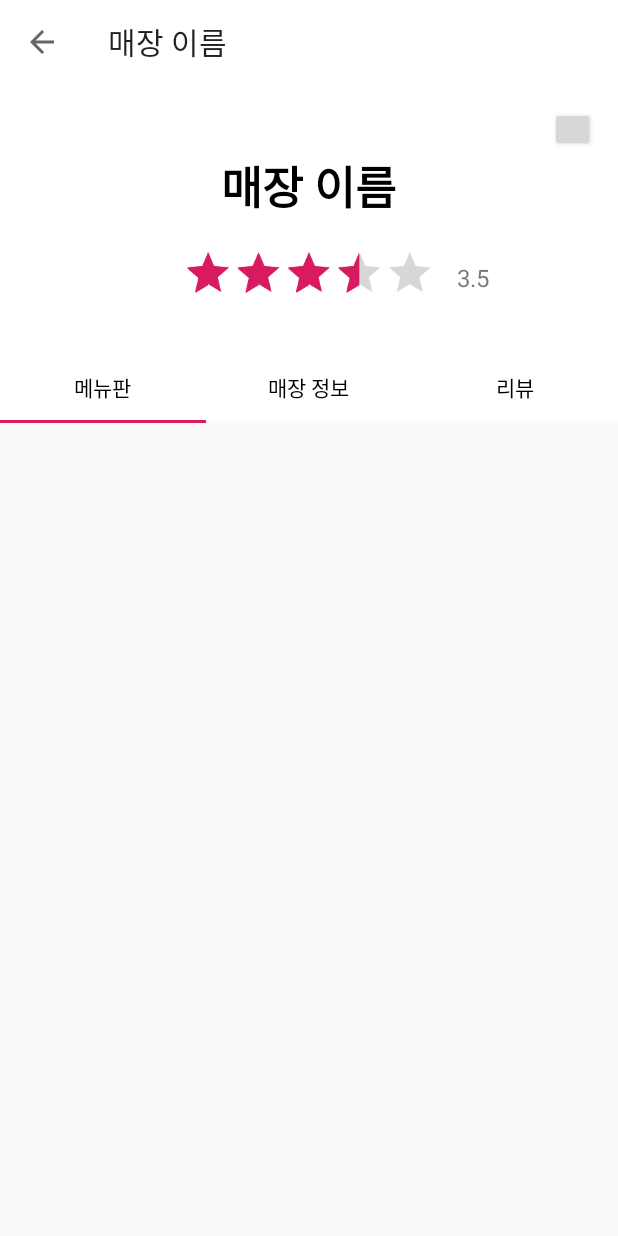
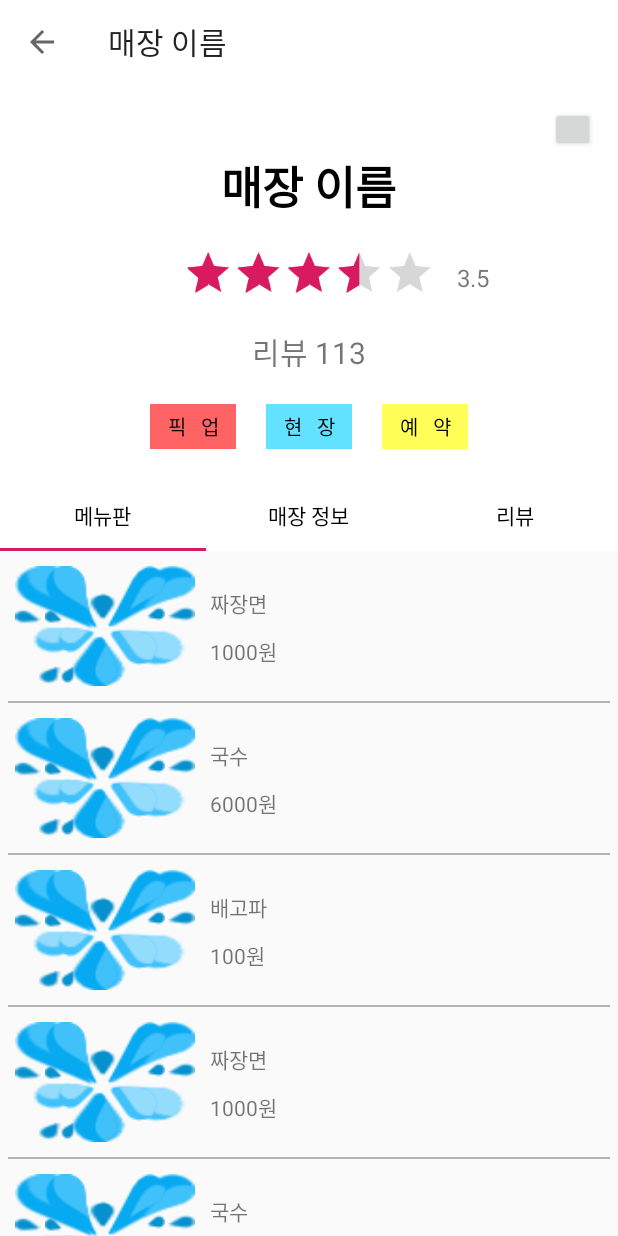
Before and after one commit to sampoo00/HANKI_github, an Android app: the Fragment_menu screen opened directly, with no data from a screen before it, on a phone screen of 412 x 824 dp. Run offline under Robolectric (Android 15) with nearby library versions, the phone set to English and light mode, and no system bars; plain views replace LikeButton.

Commit message:
shopMain menu부분 recyclerView 적용

```diff
--- a/app/build.gradle
+++ b/app/build.gradle
@@ -40,4 +40,9 @@ dependencies {
     //Like library
     implementation 'com.github.jd-alexander:LikeButton:0.2.3'
 
+    //glide
+    implementation('com.github.bumptech.glide:glide:4.7.1') {
+        exclude group: 'com.android.support'
+    }
+
 }
--- a/app/src/main/java/com/hanki/hanki/ShopOrder/Fragment_menu.java
+++ b/app/src/main/java/com/hanki/hanki/ShopOrder/Fragment_menu.java
@@ -1,15 +1,59 @@
 package com.hanki.hanki.ShopOrder;
 
 import android.os.Bundle;
+import android.support.annotation.Nullable;
 import android.support.v4.app.Fragment;
+import android.support.v7.widget.LinearLayoutManager;
+import android.support.v7.widget.RecyclerView;
 import android.view.LayoutInflater;
 import android.view.View;
 import android.view.ViewGroup;
 
 import com.hanki.hanki.R;
 
+import java.util.ArrayList;
+
 
 public class Fragment_menu extends Fragment {
+
+    private RecyclerView mRecyclerView;
+    private LinearLayoutManager mLinearLayoutManager;
+    private Fragment_menu_Adapter mMenuAdapter;
+    private ArrayList<String[]> menuArrayList;
+
+    @Override
+    public void onViewCreated(View view, @Nullable Bundle savedInstanceState) {
+        super.onViewCreated(view, savedInstanceState);
+
+        mRecyclerView = view.findViewById(R.id.shopMain_menu_recyclerView);
+        mLinearLayoutManager = new LinearLayoutManager(view.getContext());
+        mLinearLayoutManager.setOrientation(LinearLayoutManager.VERTICAL);
+
+        mRecyclerView.setLayoutManager(mLinearLayoutManager);
+        mRecyclerView.setHasFixedSize(true);
+
+        menuArrayList = new ArrayList<String[]>();
+        menuArrayList.add(new String[]{"짜장면", "1000원"});
+        menuArrayList.add(new String[]{"국수", "6000원"});
+        menuArrayList.add(new String[]{"배고파", "100원"});
+        menuArrayList.add(new String[]{"짜장면", "1000원"});
+        menuArrayList.add(new String[]{"국수", "6000원"});
+        menuArrayList.add(new String[]{"배고파", "100원"});
+        menuArrayList.add(new String[]{"짜장면", "1000원"});
+        menuArrayList.add(new String[]{"국수", "6000원"});
+        menuArrayList.add(new String[]{"배고파", "100원"});
+        menuArrayList.add(new String[]{"짜장면", "1000원"});
+        menuArrayList.add(new String[]{"국수", "6000원"});
+        menuArrayList.add(new String[]{"배고파", "100원"});
+
+
+        mMenuAdapter = new Fragment_menu_Adapter(getContext(), menuArrayList);
+
+        mRecyclerView.setAdapter(mMenuAdapter);
+
+
+
+    }
 
     @Override
     public View onCreateView(LayoutInflater inflater, ViewGroup container,
--- /dev/null
+++ b/app/src/main/java/com/hanki/hanki/ShopOrder/Fragment_menu_Adapter.java
@@ -0,0 +1,95 @@
+package com.hanki.hanki.ShopOrder;
+
+import android.content.Context;
+import android.content.Intent;
+import android.os.Environment;
+import android.support.v7.widget.RecyclerView;
+
+import android.util.Log;
+import android.view.LayoutInflater;
+import android.view.View;
+import android.view.ViewGroup;
+import android.widget.Toast;
+
+
+import com.bumptech.glide.Glide;
+import com.hanki.hanki.R;
+
+import java.util.ArrayList;
+
+public class Fragment_menu_Adapter extends RecyclerView.Adapter<Fragment_menu_ViewHolder>  {
+    private Context context;
+    private ArrayList<String[]> menuData;
+
+    public Fragment_menu_Adapter(Context context, ArrayList<String[]> menuData) {
+        this.context = context;
+        this.menuData = menuData;
+    }
+
+    public void setAdapter(ArrayList<String[]> menuData) {
+        this.menuData = menuData;
+        notifyDataSetChanged();
+    }
+
+    @Override
+    public Fragment_menu_ViewHolder onCreateViewHolder(ViewGroup parent, int viewType) {
+        View view = LayoutInflater.from(parent.getContext()).inflate(R.layout.shop_main_item_menu_recycler, parent, false);
+        Fragment_menu_ViewHolder fragment_menu_viewHolder = new Fragment_menu_ViewHolder(view);
+
+        return fragment_menu_viewHolder;
+    }
+
+    @Override
+    public void onBindViewHolder(Fragment_menu_ViewHolder holder, int position) {
+
+
+        Glide.with(context)
+                .load(R.drawable.logo_sample)
+                .into(holder.VH_menu_image);
+
+        holder.VH_menu_title.setText(menuData.get(position)[0]);
+        holder.VH_menu_fee.setText(menuData.get(position)[1]);
+
+        holder.VH_menu_image.setOnClickListener(new View.OnClickListener() {
+            @Override
+            public void onClick(View view) {
+               //POP_UP 만들기
+
+                Toast.makeText(context, "이미지 클릭", Toast.LENGTH_LONG).show();
+
+            }
+        });
+
+        holder.VH_menu_title.setOnClickListener(new View.OnClickListener() {
+            @Override
+            public void onClick(View view) {
+                //popup
+                Toast.makeText(context, "타이틀 클릭", Toast.LENGTH_LONG).show();
+
+            }
+        });
+
+        holder.VH_menu_fee.setOnClickListener(new View.OnClickListener() {
+            @Override
+            public void onClick(View view) {
+                //popup
+                Toast.makeText(context, "가격 클릭", Toast.LENGTH_LONG).show();
+
+            }
+        });
+
+        holder.VH_menu_recyclerLayout.setOnClickListener(new View.OnClickListener() {
+            @Override
+            public void onClick(View view) {
+                //popup
+                Toast.makeText(context, "relativeLayout클릭", Toast.LENGTH_LONG).show();
+
+            }
+        });    }
+
+    @Override
+    public int getItemCount() {
+        return menuData != null ? menuData.size() : 0;
+    }
+
+}
--- /dev/null
+++ b/app/src/main/java/com/hanki/hanki/ShopOrder/Fragment_menu_ViewHolder.java
@@ -0,0 +1,26 @@
+package com.hanki.hanki.ShopOrder;
+
+import android.support.v7.widget.RecyclerView;
+import android.view.View;
+import android.widget.ImageView;
+import android.widget.RelativeLayout;
+import android.widget.TextView;
+
+import com.hanki.hanki.R;
+
+public class Fragment_menu_ViewHolder extends RecyclerView.ViewHolder {
+
+        public ImageView VH_menu_image;
+        public TextView VH_menu_title;
+        public TextView VH_menu_fee;
+        public RelativeLayout VH_menu_recyclerLayout;
+
+        public Fragment_menu_ViewHolder(View itemView) {
+            super(itemView);
+
+            VH_menu_image = (ImageView)itemView.findViewById(R.id.menu_recyclerImage);
+            VH_menu_title = (TextView)itemView.findViewById(R.id.menu_recycler_title);
+            VH_menu_fee = (TextView) itemView.findViewById(R.id.menu_recycler_fee);
+            VH_menu_recyclerLayout = (RelativeLayout) itemView.findViewById(R.id.shopMain_menu_recyclerView_Layout);
+        }
+}
--- a/app/src/main/res/layout/activity_shop_main.xml
+++ b/app/src/main/res/layout/activity_shop_main.xml
@@ -68,7 +68,7 @@
                         android:layout_height="wrap_content"
                         android:layout_below="@id/shopMain_shopTitle"
                         android:layout_marginTop="10dp"
-                        android:layout_marginBottom="20dp"
+                        android:layout_marginBottom="5dp"
                         android:layout_centerHorizontal="true"
                         >
 
@@ -94,8 +94,59 @@
                             android:textSize="16sp"
                             android:text="3.5"
                             />
+                    </RelativeLayout>
 
-                    </RelativeLayout>
+
+                        <TextView
+                            android:id="@+id/shopMain_txt_reviews"
+                            android:layout_width="wrap_content"
+                            android:layout_height="wrap_content"
+                            android:textSize="20sp"
+                            android:text="리뷰 113"
+                            android:layout_below="@+id/shopMain_ratingbarLayout"
+                            android:layout_centerHorizontal="true"/>
+
+
+                        <LinearLayout
+                            android:layout_width="match_parent"
+                            android:layout_height="wrap_content"
+                            android:orientation="horizontal"
+                            android:layout_marginTop="20dp"
+                            android:layout_marginBottom="20dp"
+                            android:gravity="center"
+                            android:layout_below="@+id/shopMain_txt_reviews">
+
+                            <TextView
+                                android:layout_width="57dp"
+                                android:layout_height="30dp"
+                                android:gravity="center"
+                                android:textColor="@color/black"
+                                android:textSize="13sp"
+                                android:background="#d8ff4747"
+                                android:layout_marginEnd="20dp"
+                                android:text="픽   업" />
+
+                            <TextView
+                                android:layout_width="57dp"
+                                android:layout_height="30dp"
+                                android:gravity="center"
+                                android:textColor="@color/black"
+                                android:background="#d847ddff"
+                                android:layout_marginEnd="20dp"
+                                android:textSize="13sp"
+                                android:text="현   장"/>
+
+                            <TextView
+                                android:layout_width="57dp"
+                                android:layout_height="30dp"
+                                android:gravity="center"
+                                android:textColor="@color/black"
+                                android:background="#e7ffff47"
+
+                                android:textSize="13sp"
+                                android:text="예   약"/>
+                        </LinearLayout>
+
                 </RelativeLayout>
 
             <android.support.v7.widget.Toolbar
@@ -117,7 +168,6 @@
             android:id="@+id/tabs"
             android:layout_width="match_parent"
             android:layout_height="wrap_content"
-            android:layout_below="@+id/shopMain_ratingbarLayout"
             android:background="#ffffff"
             app:tabTextColor="#000000">
 
--- a/app/src/main/res/layout/shop_main_fragment_menu.xml
+++ b/app/src/main/res/layout/shop_main_fragment_menu.xml
@@ -8,6 +8,7 @@
     tools:context=".ShopOrder.Fragment_menu">
 
         <android.support.v7.widget.RecyclerView
+            android:id="@+id/shopMain_menu_recyclerView"
             android:layout_width="match_parent"
             android:layout_height="match_parent">
 
--- /dev/null
+++ b/app/src/main/res/layout/shop_main_item_menu_recycler.xml
@@ -0,0 +1,62 @@
+<?xml version="1.0" encoding="utf-8"?>
+<RelativeLayout xmlns:android="http://schemas.android.com/apk/res/android"
+    android:layout_width="match_parent"
+    android:layout_height="wrap_content"
+    android:id="@+id/shopMain_menu_recyclerView_Layout"
+    >
+
+        <ImageView
+            android:id="@+id/menu_recyclerImage"
+            android:layout_width="120dp"
+            android:layout_height="80dp"
+            android:layout_marginBottom="10dp"
+            android:layout_marginStart="10dp"
+            android:layout_marginTop="10dp"
+            android:background="@drawable/logo_sample"
+            android:onClick="onClick" />
+
+        <LinearLayout
+            android:id="@+id/menu_recyclerText"
+            android:layout_width="match_parent"
+            android:layout_height="wrap_content"
+            android:layout_centerInParent="true"
+            android:layout_toEndOf="@id/menu_recyclerImage"
+            android:orientation="vertical">
+            <TextView
+                android:id="@+id/menu_recycler_title"
+                android:layout_width="match_parent"
+                android:layout_height="wrap_content"
+                android:layout_marginBottom="5dp"
+                android:layout_marginLeft="10dp"
+                android:layout_marginRight="10dp"
+                android:layout_marginTop="5dp"
+                android:onClick="onClick"
+                android:text="메뉴이름"
+                android:textSize="14sp" />
+
+            <TextView
+                android:id="@+id/menu_recycler_fee"
+                android:layout_width="match_parent"
+                android:layout_height="wrap_content"
+                android:layout_marginBottom="5dp"
+                android:layout_marginLeft="10dp"
+                android:layout_marginRight="10dp"
+                android:layout_marginTop="5dp"
+                android:onClick="onClick"
+                android:text="가 격"
+                android:textSize="14sp" />
+
+        </LinearLayout>
+
+
+    <LinearLayout
+        android:layout_below="@+id/menu_recyclerImage"
+        android:layout_width="match_parent"
+        android:layout_height="1dp"
+        android:layout_marginLeft="5dp"
+        android:layout_marginRight="5dp"
+        android:background="#49000000"/>
+
+
+
+</RelativeLayout>
```
